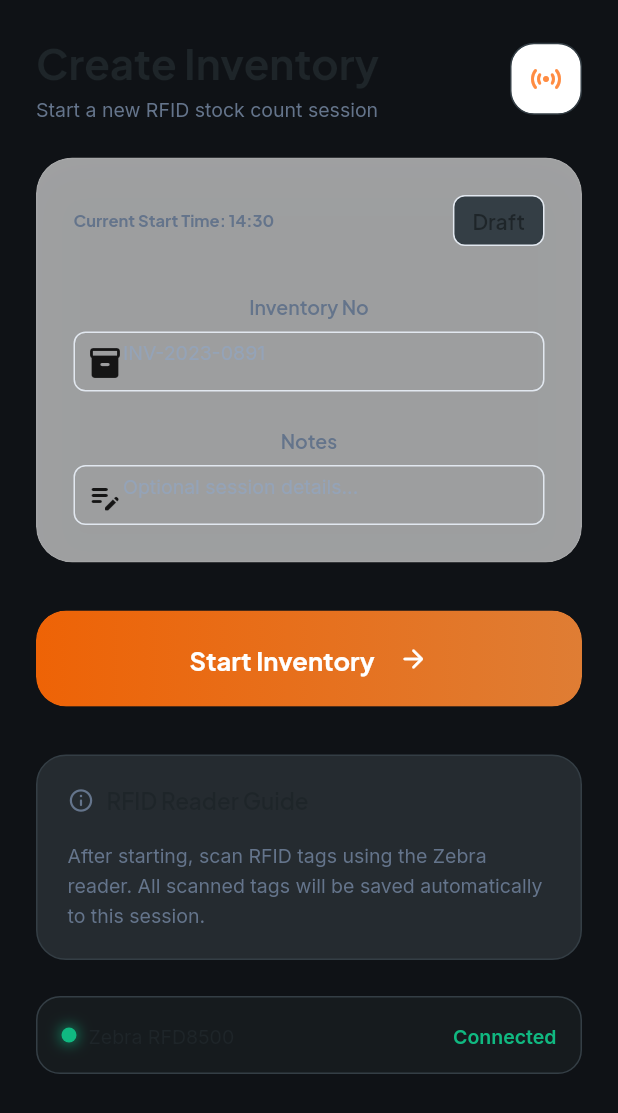
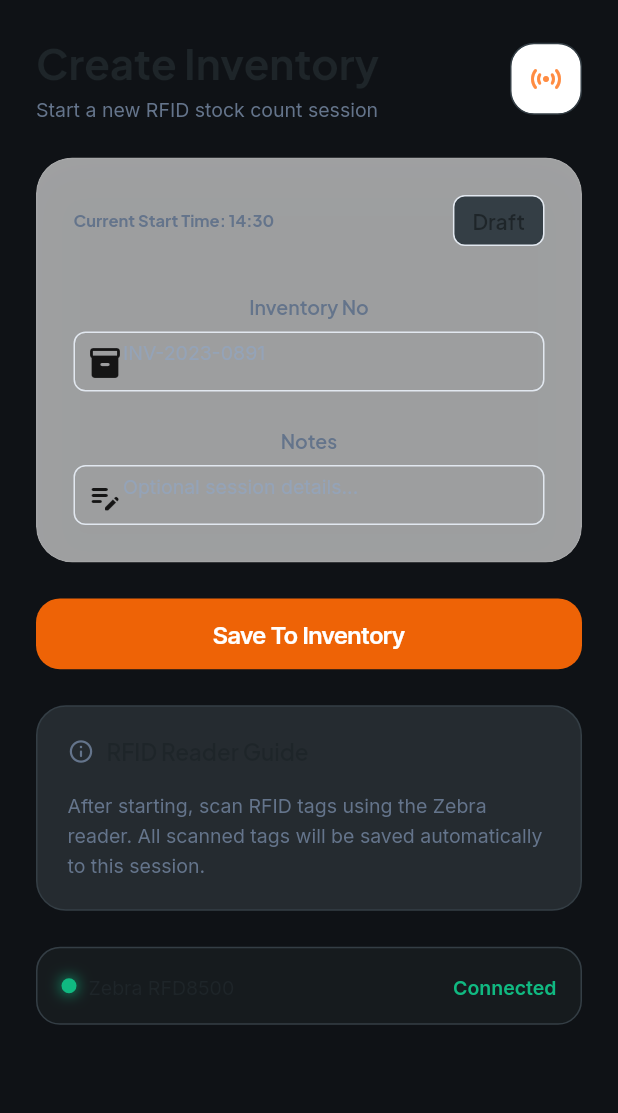
Before and after one commit to AbdelatiTElshafi/rfid, a Flutter app: the CreateInventoryWidget screen opened by its route, on a phone screen of 412 x 824 dp. Shown: the top 1113 px of the screen. Run offline on Flutter 3.47's test engine with Material 3 defaults, Android fonts, the phone set to English and light mode, and no system bars; drawn by our look-alikes of auto_size_text; our stand-ins replace csv, dropdown_button2, easy_debounce, font_awesome_flutter, from_css_color, go_router and 8 more; missing offline and left inert: json_path; accounts and stored records are empty; statements that could not run were skipped.

Commit message:
Updating to latest FlutterFlow output.

```diff
--- a/lib/pages/create_inventory/create_inventory_widget.dart
+++ b/lib/pages/create_inventory/create_inventory_widget.dart
@@ -3,6 +3,7 @@ import '/components/input_label/input_label_widget.dart';
 import '/components/text_field2/text_field2_widget.dart';
 import '/flutter_flow/flutter_flow_theme.dart';
 import '/flutter_flow/flutter_flow_util.dart';
+import '/flutter_flow/flutter_flow_widgets.dart';
 import 'dart:ui';
 import 'package:flutter/material.dart';
 import 'package:google_fonts/google_fonts.dart';
@@ -377,93 +378,51 @@ class _CreateInventoryWidgetState extends State<CreateInventoryWidget> {
                           ),
                         ),
                       ),
-                      Padding(
-                        padding:
-                            EdgeInsetsDirectional.fromSTEB(0.0, 8.0, 0.0, 8.0),
-                        child: Container(
-                          child: ClipRRect(
-                            borderRadius: BorderRadius.circular(20.0),
-                            child: Container(
-                              height: 64.0,
-                              decoration: BoxDecoration(
-                                boxShadow: [
-                                  BoxShadow(
-                                    blurRadius: 16.0,
-                                    color:
-                                        FlutterFlowTheme.of(context).primary25,
-                                    offset: Offset(
-                                      0.0,
-                                      8.0,
-                                    ),
-                                    spreadRadius: 0.0,
-                                  )
-                                ],
-                                gradient: LinearGradient(
-                                  colors: [
-                                    FlutterFlowTheme.of(context).primary,
-                                    Color(0xFFDF7D34)
-                                  ],
-                                  stops: [0.0, 1.0],
-                                  begin: AlignmentDirectional(-1.0, 0.0),
-                                  end: AlignmentDirectional(1.0, 0),
-                                ),
-                                borderRadius: BorderRadius.circular(20.0),
-                                shape: BoxShape.rectangle,
-                              ),
-                              child: InkWell(
-                                splashColor: Colors.transparent,
-                                focusColor: Colors.transparent,
-                                hoverColor: Colors.transparent,
-                                highlightColor: Colors.transparent,
-                                onTap: () async {
+                      FFButtonWidget(
+                        onPressed: (/* NOT RECOMMENDED */ _model
+                                    .inventoryNoTextFieldModel
+                                    .inputTextController
+                                    .text ==
+                                'true')
+                            ? null
+                            : () async {
                                 await SQLiteManager.instance
                                     .createInventoryOrder(
-                                    inventoryno: _model
-                                        .inventoryNoTextFieldModel
-                                        .inputTextController
-                                        .text,
+                                  inventoryno: _model.inventoryNoTextFieldModel
+                                      .inputTextController.text,
                                   starttime: getCurrentTimestamp,
                                 );
+                                context.safePop();
                               },
-                                child: Row(
-                                  mainAxisSize: MainAxisSize.max,
-                                  mainAxisAlignment: MainAxisAlignment.center,
-                                  crossAxisAlignment: CrossAxisAlignment.center,
-                                  children: [
-                                    Text(
-                                      'Start Inventory',
-                                      style: FlutterFlowTheme.of(context)
-                                          .titleMedium
-                                          .override(
-                                            font: GoogleFonts.plusJakartaSans(
-                                              fontWeight: FontWeight.bold,
-                                              fontStyle:
-                                                  FlutterFlowTheme.of(context)
-                                                      .titleMedium
+                        text: 'Save To Inventory',
+                        options: FFButtonOptions(
+                          height: 47.19,
+                          padding: EdgeInsetsDirectional.fromSTEB(
+                              16.0, 0.0, 16.0, 0.0),
+                          iconPadding: EdgeInsetsDirectional.fromSTEB(
+                              0.0, 0.0, 0.0, 0.0),
+                          color: FlutterFlowTheme.of(context).primary,
+                          textStyle:
+                              FlutterFlowTheme.of(context).titleSmall.override(
+                                    font: GoogleFonts.interTight(
+                                      fontWeight: FlutterFlowTheme.of(context)
+                                          .titleSmall
+                                          .fontWeight,
+                                      fontStyle: FlutterFlowTheme.of(context)
+                                          .titleSmall
                                           .fontStyle,
                                     ),
-                                            color: FlutterFlowTheme.of(context)
-                                                .onPrimary,
+                                    color: Colors.white,
                                     letterSpacing: 0.0,
-                                            fontWeight: FontWeight.bold,
-                                            fontStyle:
-                                                FlutterFlowTheme.of(context)
-                                                    .titleMedium
+                                    fontWeight: FlutterFlowTheme.of(context)
+                                        .titleSmall
+                                        .fontWeight,
+                                    fontStyle: FlutterFlowTheme.of(context)
+                                        .titleSmall
                                         .fontStyle,
-                                            lineHeight: 1.4,
                                   ),
-                                    ),
-                                    Icon(
-                                      Icons.arrow_forward_rounded,
-                                      color: FlutterFlowTheme.of(context)
-                                          .onPrimary,
-                                      size: 20.0,
-                                    ),
-                                  ].divide(SizedBox(width: 16.0)),
-                                ),
-                              ),
-                            ),
-                          ),
+                          elevation: 0.0,
+                          borderRadius: BorderRadius.circular(16.0),
                         ),
                       ),
                       Container(
```
Lines whose indentation alone changed are shown as unchanged.
